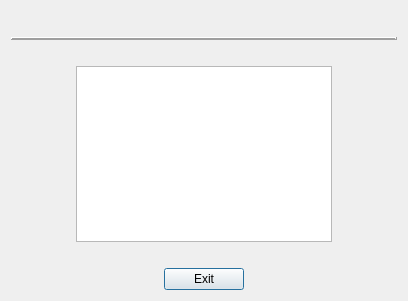
This is CashFlowManager/automaticmonthlypaymentsummarydialog.ui in epw7856/CashFlowManager as Qt 5 draws it before an edit. The edited form follows.
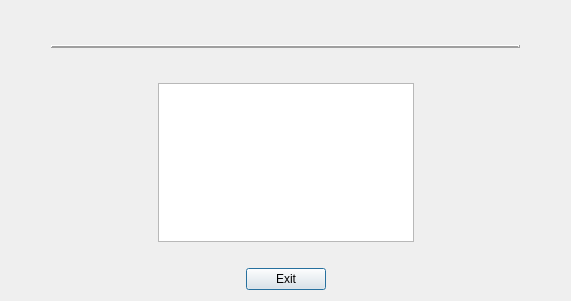
This is the edited form.

Diff of the .ui file:
```diff
--- a/CashFlowManager/automaticmonthlypaymentsummarydialog.ui
+++ b/CashFlowManager/automaticmonthlypaymentsummarydialog.ui
@@ -9,10 +9,16 @@
    <rect>
     <x>0</x>
     <y>0</y>
-    <width>408</width>
+    <width>571</width>
     <height>301</height>
    </rect>
   </property>
+  <property name="font">
+   <font>
+    <family>Segoe UI</family>
+    <pointsize>9</pointsize>
+   </font>
+  </property>
   <property name="windowTitle">
    <string>Automatic Monthly Payment Summary</string>
   </property>
@@ -37,6 +43,14 @@
      </item>
      <item>
       <widget class="QLabel" name="labelDialogTitle">
+       <property name="font">
+        <font>
+         <family>Segoe UI</family>
+         <pointsize>12</pointsize>
+         <weight>75</weight>
+         <bold>true</bold>
+        </font>
+       </property>
        <property name="text">
         <string>&lt;AutomaticMonthlyPaymentSummary&gt;</string>
        </property>
@@ -61,7 +75,25 @@
     </layout>
    </item>
    <item>
-    <widget class="Line" name="line">
+    <layout class="QHBoxLayout" name="horizontalLayout_6">
+     <item>
+      <spacer name="horizontalSpacer_18">
+       <property name="orientation">
+        <enum>Qt::Horizontal</enum>
+       </property>
+       <property name="sizeType">
+        <enum>QSizePolicy::Fixed</enum>
+       </property>
+       <property name="sizeHint" stdset="0">
+        <size>
+         <width>40</width>
+         <height>20</height>
+        </size>
+       </property>
+      </spacer>
+     </item>
+     <item>
+      <widget class="Line" name="line_3">
      <property name="frameShadow">
       <enum>QFrame::Raised</enum>
      </property>
@@ -74,6 +106,24 @@
     </widget>
    </item>
    <item>
+      <spacer name="horizontalSpacer_17">
+       <property name="orientation">
+        <enum>Qt::Horizontal</enum>
+       </property>
+       <property name="sizeType">
+        <enum>QSizePolicy::Fixed</enum>
+       </property>
+       <property name="sizeHint" stdset="0">
+        <size>
+         <width>40</width>
+         <height>20</height>
+        </size>
+       </property>
+      </spacer>
+     </item>
+    </layout>
+   </item>
+   <item>
     <spacer name="horizontalSpacer_4">
      <property name="orientation">
       <enum>Qt::Horizontal</enum>
@@ -107,6 +157,7 @@
         <widget class="QTableView" name="tableViewAutoPaymentSummary">
          <property name="font">
           <font>
+           <family>Segoe UI</family>
            <pointsize>9</pointsize>
           </font>
          </property>
```
Lines whose indentation alone changed are shown as unchanged.
